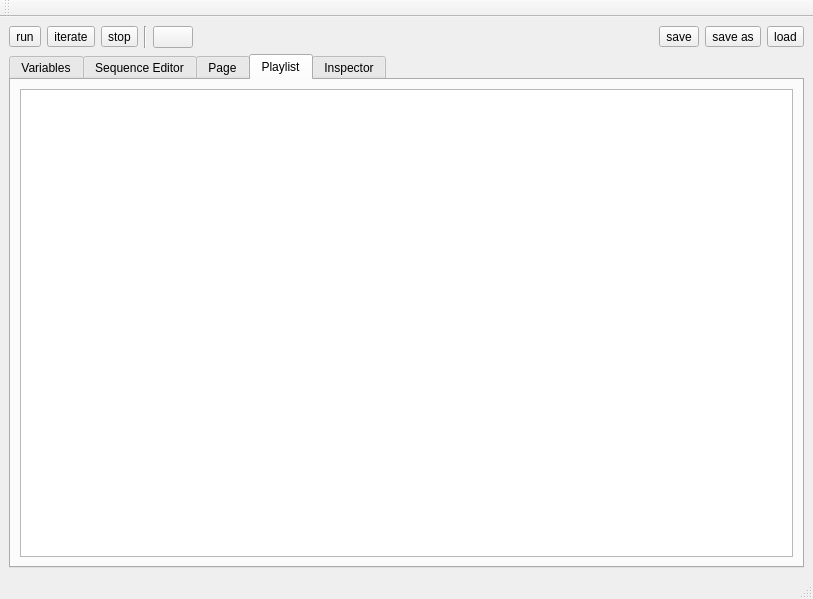
The window that control-system.ui (AlbertHdz4/qplayer) describes before a commit, drawn with Qt 5.
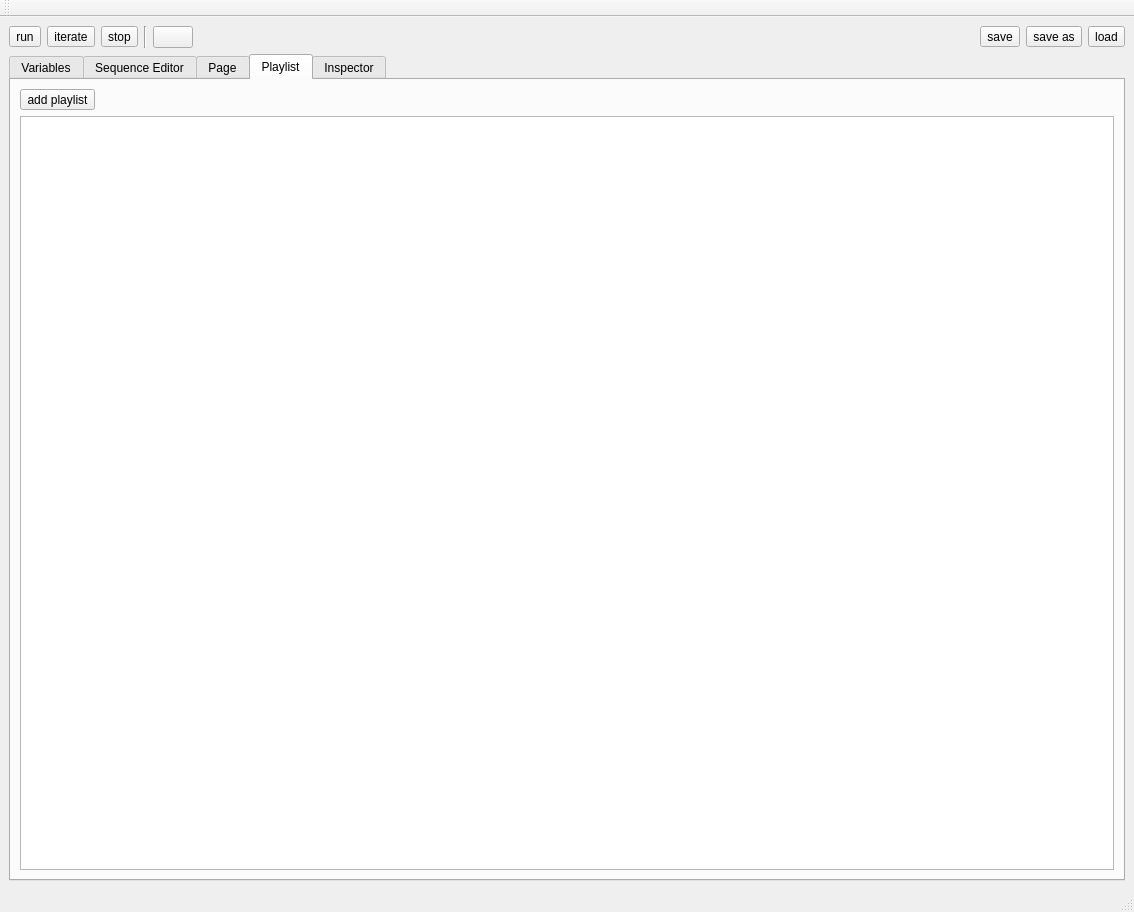
The same window after the commit. The open tabs and pages were chosen to show the change. Icons and pictures are not drawn.

Commit message: Cleaned up and added "Add playlist" button.

Patch:
```diff
--- a/control-system.ui
+++ b/control-system.ui
@@ -6,8 +6,8 @@
    <rect>
     <x>0</x>
     <y>0</y>
-    <width>813</width>
-    <height>599</height>
+    <width>1134</width>
+    <height>912</height>
    </rect>
   </property>
   <property name="windowTitle">
@@ -496,6 +496,43 @@
         <string>Playlist</string>
        </attribute>
        <layout class="QVBoxLayout" name="verticalLayout">
+        <item>
+         <layout class="QHBoxLayout" name="horizontalLayout_7">
+          <property name="bottomMargin">
+           <number>0</number>
+          </property>
+          <item>
+           <widget class="QToolButton" name="add_playlist_button">
+            <property name="text">
+             <string>add playlist</string>
+            </property>
+            <property name="icon">
+             <iconset resource="resources.qrc">
+              <normaloff>:/actions/icons/list-add.svg</normaloff>:/actions/icons/list-add.svg</iconset>
+            </property>
+            <property name="iconSize">
+             <size>
+              <width>32</width>
+              <height>32</height>
+             </size>
+            </property>
+           </widget>
+          </item>
+          <item>
+           <spacer name="horizontalSpacer_5">
+            <property name="orientation">
+             <enum>Qt::Horizontal</enum>
+            </property>
+            <property name="sizeHint" stdset="0">
+             <size>
+              <width>40</width>
+              <height>20</height>
+             </size>
+            </property>
+           </spacer>
+          </item>
+         </layout>
+        </item>
         <item>
          <widget class="QTreeView" name="playlist_view">
           <property name="contextMenuPolicy">
```
Left out of the diff: 8 changed lines with no effect on the pictures. The commit also changes 3 other files.
